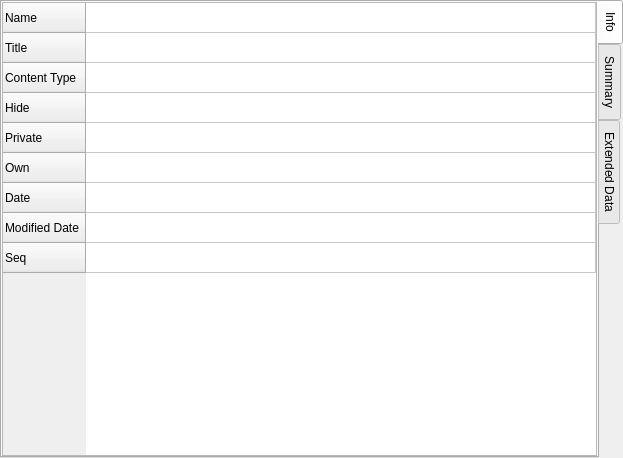
This is CMSPlugins/CMSNodeInfo/infoform.ui in BlueGhostStudio/BGCMSProject as Qt 5 draws it before an edit. The edited form follows.
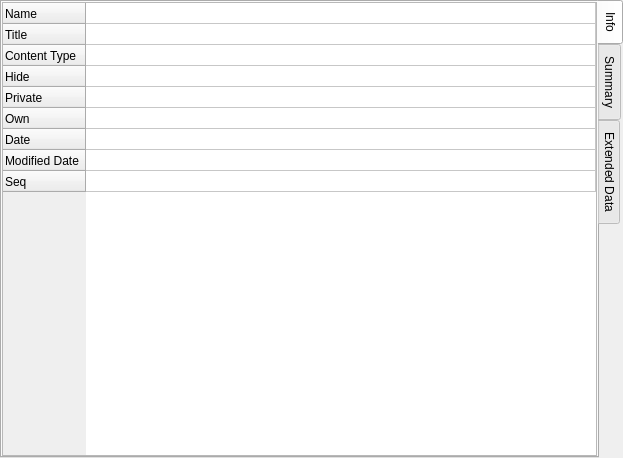
This is the edited form.

```diff
--- a/CMSPlugins/CMSNodeInfo/infoform.ui
+++ b/CMSPlugins/CMSNodeInfo/infoform.ui
@@ -71,6 +71,9 @@
          <attribute name="horizontalHeaderStretchLastSection">
           <bool>true</bool>
          </attribute>
+         <attribute name="verticalHeaderDefaultSectionSize">
+          <number>21</number>
+         </attribute>
          <row>
           <property name="text">
            <string>Name</string>
@@ -123,17 +126,17 @@
          </column>
          <item row="0" column="0">
           <property name="text">
-           <string> </string>
+           <string/>
           </property>
          </item>
          <item row="1" column="0">
           <property name="text">
-           <string> </string>
+           <string/>
           </property>
          </item>
          <item row="2" column="0">
           <property name="text">
-           <string> </string>
+           <string/>
           </property>
          </item>
          <item row="3" column="0">
@@ -160,22 +163,22 @@
          </item>
          <item row="5" column="0">
           <property name="text">
-           <string> </string>
+           <string/>
           </property>
          </item>
          <item row="6" column="0">
           <property name="text">
-           <string> </string>
+           <string/>
           </property>
          </item>
          <item row="7" column="0">
           <property name="text">
-           <string> </string>
+           <string/>
           </property>
          </item>
          <item row="8" column="0">
           <property name="text">
-           <string> </string>
+           <string/>
           </property>
          </item>
         </widget>
```
Left out of the diff: 6 changed lines with no effect on the pictures.
